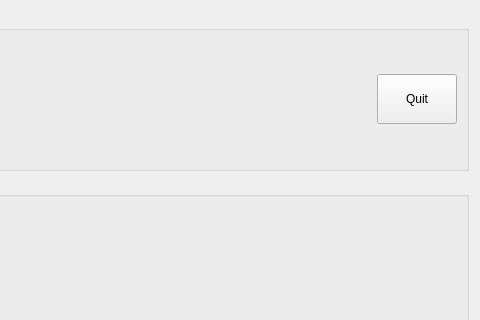
tud-hri/joan, file core/hq/ui/hq_window.ui: the form before one commit; both pictures show x 257 to 737 and y 0 to 320 of the 737 by 503 pixel window.
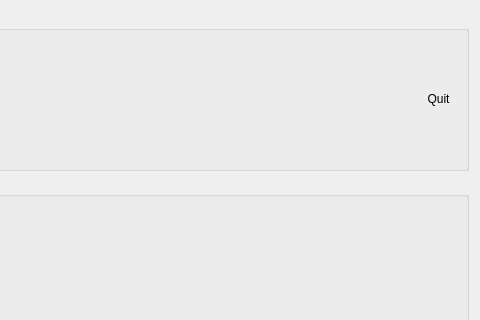
The form after the commit.

Commit message: made quit button fancy

```diff
--- a/core/hq/ui/hq_window.ui
+++ b/core/hq/ui/hq_window.ui
@@ -120,7 +120,7 @@
            </spacer>
           </item>
           <item>
-           <widget class="QPushButton" name="btn_quit">
+           <widget class="QToolButton" name="btn_quit">
             <property name="minimumSize">
              <size>
               <width>0</width>
@@ -130,6 +130,9 @@
             <property name="text">
              <string>Quit</string>
             </property>
+            <property name="autoRaise">
+             <bool>true</bool>
+            </property>
            </widget>
           </item>
          </layout>
```
The commit also changes 2 other files.
